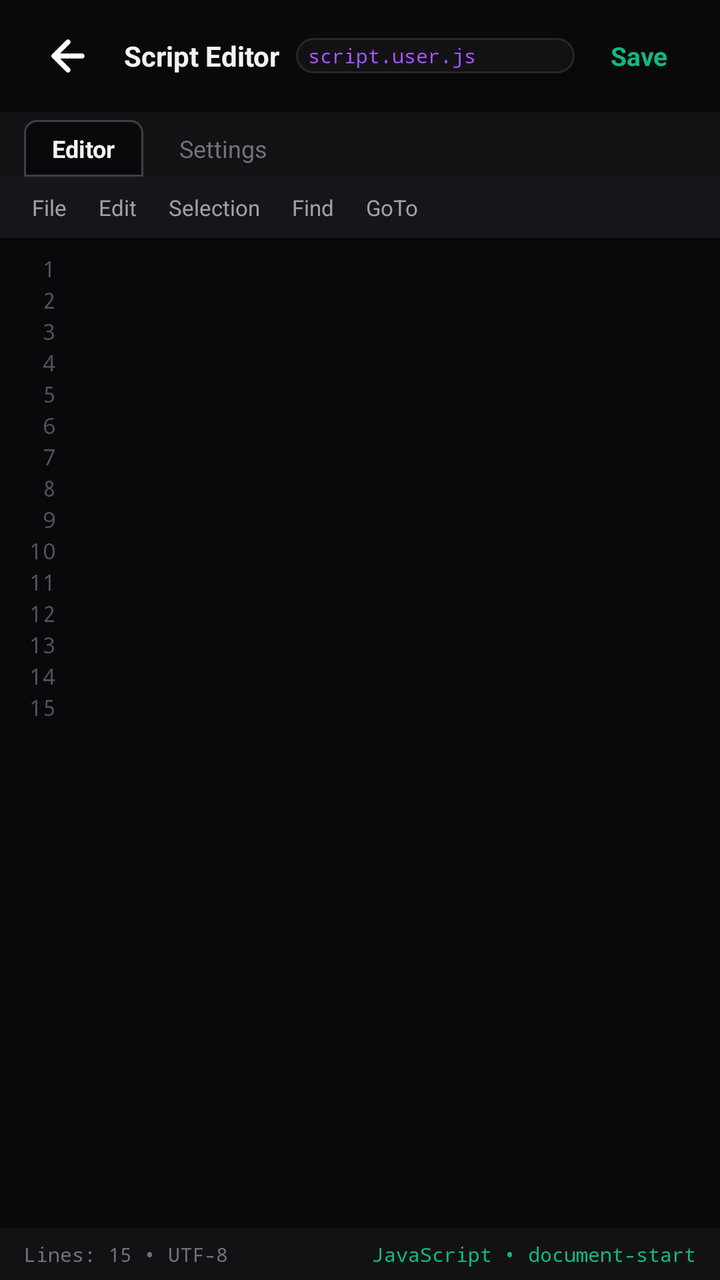
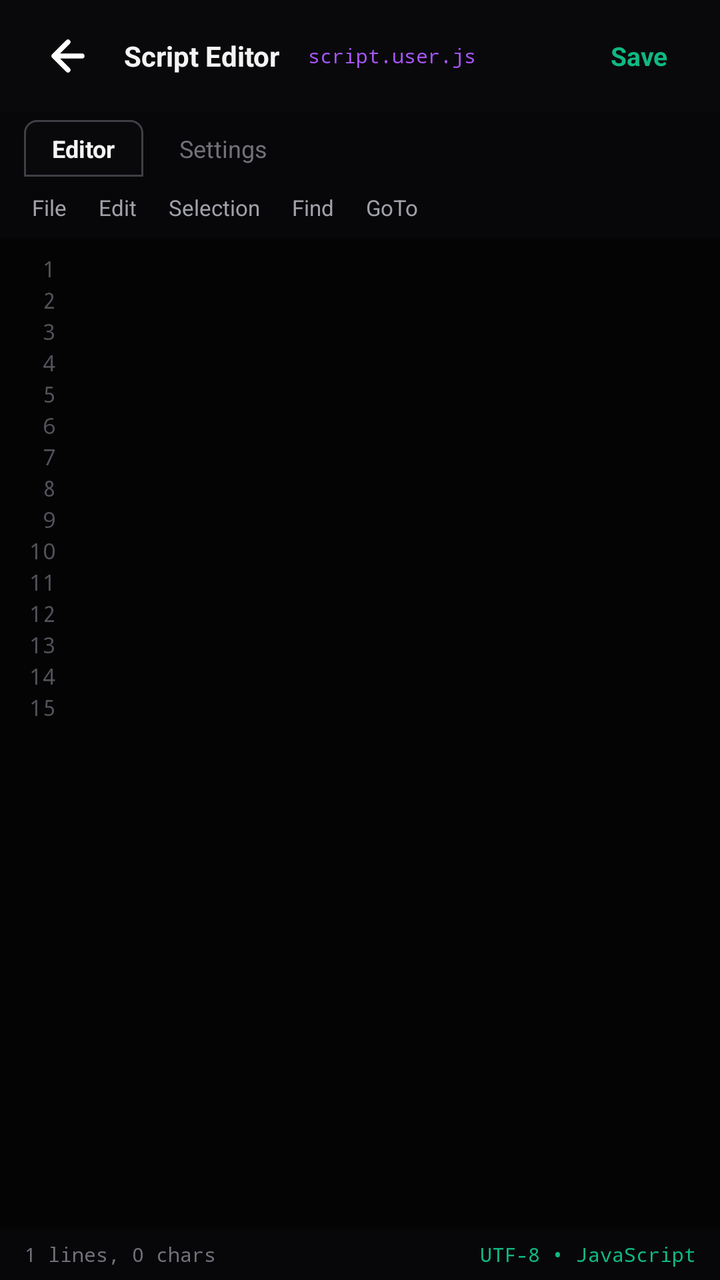

The first picture is an Android layout as it rendered before a commit; the second is the same layout after the commit. The layout source and the unified diff follow.
<!-- AndroidManifest.xml: application theme Theme.Scaffold -->
<!-- res/layout/activity_script_editor.xml -->
<?xml version="1.0" encoding="utf-8"?>
<LinearLayout xmlns:android="http://schemas.android.com/apk/res/android"
    xmlns:app="http://schemas.android.com/apk/res-auto"
    android:id="@+id/editor_root_layout"
    android:layout_width="match_parent"
    android:layout_height="match_parent"
    android:orientation="vertical"
    android:background="@color/bg_primary">

    
    <LinearLayout
        android:id="@+id/editor_header_layout"
        android:layout_width="match_parent"
        android:layout_height="wrap_content"
        android:orientation="horizontal"
        android:gravity="center_vertical"
        android:paddingHorizontal="16dp"
        android:paddingVertical="10dp"
        android:background="#15121215">

        <ImageButton
            android:id="@+id/editor_btn_back"
            android:layout_width="36dp"
            android:layout_height="36dp"
            android:background="?attr/selectableItemBackgroundBorderless"
            android:src="@drawable/ic_arrow_back"
            android:contentDescription="Back" />

        <TextView
            android:layout_width="wrap_content"
            android:layout_height="wrap_content"
            android:layout_marginStart="10dp"
            android:text="Script Editor"
            android:textColor="@color/text_primary"
            android:textSize="14sp"
            android:textStyle="bold" />

        <TextView
            android:id="@+id/editor_tv_badge"
            android:layout_width="0dp"
            android:layout_height="wrap_content"
            android:layout_weight="1"
            android:layout_marginStart="8dp"
            android:layout_marginEnd="8dp"
            android:text="script.user.js"
            android:textColor="@color/accent_purple_bright"
            android:textSize="10sp"
            android:fontFamily="monospace"
            android:maxLines="1"
            android:ellipsize="middle"
            android:paddingHorizontal="6dp"
            android:paddingVertical="2dp"
            android:background="@drawable/bg_card" />

        <TextView
            android:id="@+id/editor_btn_save"
            android:layout_width="wrap_content"
            android:layout_height="wrap_content"
            android:text="Save"
            android:textColor="@color/accent_emerald"
            android:textSize="13sp"
            android:textStyle="bold"
            android:paddingHorizontal="10dp"
            android:paddingVertical="4dp" />
    </LinearLayout>

    
    <LinearLayout
        android:id="@+id/editor_tabs_container"
        android:layout_width="match_parent"
        android:layout_height="wrap_content"
        android:orientation="horizontal"
        android:paddingHorizontal="12dp"
        android:paddingTop="4dp"
        android:background="#121215">

        <TextView
            android:id="@+id/editor_tab_code"
            android:layout_width="wrap_content"
            android:layout_height="wrap_content"
            android:text="Editor"
            android:textColor="@color/text_primary"
            android:textSize="12sp"
            android:textStyle="bold"
            android:paddingHorizontal="14dp"
            android:paddingVertical="6dp"
            android:background="@drawable/bg_subtab_active" />

        <TextView
            android:id="@+id/editor_tab_settings"
            android:layout_width="wrap_content"
            android:layout_height="wrap_content"
            android:layout_marginStart="4dp"
            android:text="Settings"
            android:textColor="@color/text_muted"
            android:textSize="12sp"
            android:paddingHorizontal="14dp"
            android:paddingVertical="6dp"
            android:background="@drawable/bg_subtab_inactive" />
    </LinearLayout>

    
    <LinearLayout
        android:id="@+id/editor_view_code"
        android:layout_width="match_parent"
        android:layout_height="0dp"
        android:layout_weight="1"
        android:orientation="vertical">

        
        <HorizontalScrollView
            android:layout_width="match_parent"
            android:layout_height="wrap_content"
            android:scrollbars="none"
            android:background="#16161A"
            android:paddingHorizontal="8dp"
            android:paddingVertical="4dp">

            <LinearLayout
                android:layout_width="wrap_content"
                android:layout_height="wrap_content"
                android:orientation="horizontal">

                <TextView
                    android:id="@+id/menu_btn_file"
                    android:layout_width="wrap_content"
                    android:layout_height="wrap_content"
                    android:text="File"
                    android:textColor="@color/text_secondary"
                    android:textSize="11sp"
                    android:paddingHorizontal="8dp"
                    android:paddingVertical="4dp" />

                <TextView
                    android:id="@+id/menu_btn_edit"
                    android:layout_width="wrap_content"
                    android:layout_height="wrap_content"
                    android:text="Edit"
                    android:textColor="@color/text_secondary"
                    android:textSize="11sp"
                    android:paddingHorizontal="8dp"
                    android:paddingVertical="4dp" />

                <TextView
                    android:id="@+id/menu_btn_selection"
                    android:layout_width="wrap_content"
                    android:layout_height="wrap_content"
                    android:text="Selection"
                    android:textColor="@color/text_secondary"
                    android:textSize="11sp"
                    android:paddingHorizontal="8dp"
                    android:paddingVertical="4dp" />

                <TextView
                    android:id="@+id/menu_btn_find"
                    android:layout_width="wrap_content"
                    android:layout_height="wrap_content"
                    android:text="Find"
                    android:textColor="@color/text_secondary"
                    android:textSize="11sp"
                    android:paddingHorizontal="8dp"
                    android:paddingVertical="4dp" />

                <TextView
                    android:id="@+id/menu_btn_goto"
                    android:layout_width="wrap_content"
                    android:layout_height="wrap_content"
                    android:text="GoTo"
                    android:textColor="@color/text_secondary"
                    android:textSize="11sp"
                    android:paddingHorizontal="8dp"
                    android:paddingVertical="4dp" />
            </LinearLayout>
        </HorizontalScrollView>

        
        <ScrollView
            android:layout_width="match_parent"
            android:layout_height="0dp"
            android:layout_weight="1"
            android:fillViewport="true"
            android:background="#09090B">

            <LinearLayout
                android:layout_width="match_parent"
                android:layout_height="wrap_content"
                android:orientation="horizontal"
                android:paddingVertical="8dp">

                
                <TextView
                    android:id="@+id/editor_tv_line_numbers"
                    android:layout_width="36dp"
                    android:layout_height="wrap_content"
                    android:paddingEnd="8dp"
                    android:gravity="end"
                    android:text="1\n2\n3\n4\n5\n6\n7\n8\n9\n10\n11\n12\n13\n14\n15"
                    android:textColor="#52525B"
                    android:textSize="11sp"
                    android:lineSpacingExtra="2.5dp"
                    android:fontFamily="monospace" />

                
                <EditText
                    android:id="@+id/editor_et_code"
                    android:layout_width="0dp"
                    android:layout_height="wrap_content"
                    android:layout_weight="1"
                    android:background="@null"
                    android:gravity="top|start"
                    android:paddingStart="4dp"
                    android:paddingEnd="12dp"
                    android:paddingTop="0dp"
                    android:textColor="#E4E4E7"
                    android:textSize="11sp"
                    android:lineSpacingExtra="2.5dp"
                    android:fontFamily="monospace"
                    android:inputType="textMultiLine|textNoSuggestions"
                    android:scrollbars="none" />
            </LinearLayout>
        </ScrollView>

        
        <LinearLayout
            android:id="@+id/editor_bottom_bar"
            android:layout_width="match_parent"
            android:layout_height="wrap_content"
            android:orientation="horizontal"
            android:gravity="center_vertical"
            android:paddingHorizontal="12dp"
            android:paddingVertical="6dp"
            android:background="#121215">

            <TextView
                android:id="@+id/editor_tv_status_pos"
                android:layout_width="0dp"
                android:layout_height="wrap_content"
                android:layout_weight="1"
                android:text="Lines: 15 • UTF-8"
                android:textColor="@color/text_muted"
                android:textSize="10sp"
                android:fontFamily="monospace" />

            <TextView
                android:id="@+id/editor_tv_status_type"
                android:layout_width="wrap_content"
                android:layout_height="wrap_content"
                android:text="JavaScript • document-start"
                android:textColor="@color/accent_emerald"
                android:textSize="10sp"
                android:fontFamily="monospace" />
        </LinearLayout>

    </LinearLayout>

    
    <ScrollView
        android:id="@+id/editor_view_settings"
        android:layout_width="match_parent"
        android:layout_height="0dp"
        android:layout_weight="1"
        android:visibility="gone"
        android:padding="16dp">

        <LinearLayout
            android:layout_width="match_parent"
            android:layout_height="wrap_content"
            android:orientation="vertical">

            <TextView
                android:layout_width="wrap_content"
                android:layout_height="wrap_content"
                android:text="SCRIPT METADATA"
                android:textColor="@color/text_muted"
                android:textSize="10sp"
                android:textStyle="bold"
                android:letterSpacing="0.08"
                android:layout_marginBottom="8dp" />

            
            <LinearLayout
                android:layout_width="match_parent"
                android:layout_height="wrap_content"
                android:orientation="vertical"
                android:background="@drawable/bg_card"
                android:padding="12dp"
                android:layout_marginBottom="8dp">

                <TextView
                    android:layout_width="wrap_content"
                    android:layout_height="wrap_content"
                    android:text="Script Name"
                    android:textColor="@color/text_muted"
                    android:textSize="10sp" />

                <EditText
                    android:id="@+id/editor_et_script_name"
                    android:layout_width="match_parent"
                    android:layout_height="wrap_content"
                    android:background="@null"
                    android:layout_marginTop="4dp"
                    android:text="New Custom Script"
                    android:textColor="@color/text_primary"
                    android:textSize="13sp"
                    android:textStyle="bold"
                    android:singleLine="true" />
            </LinearLayout>

            
            <LinearLayout
                android:layout_width="match_parent"
                android:layout_height="wrap_content"
                android:orientation="vertical"
                android:background="@drawable/bg_card"
                android:padding="12dp"
                android:layout_marginBottom="8dp">

                <TextView
                    android:layout_width="wrap_content"
                    android:layout_height="wrap_content"
                    android:text="Match Pattern (@match)"
                    android:textColor="@color/text_muted"
                    android:textSize="10sp" />

                <EditText
                    android:id="@+id/editor_et_match_pattern"
                    android:layout_width="match_parent"
                    android:layout_height="wrap_content"
                    android:background="@null"
                    android:layout_marginTop="4dp"
                    android:text="https://*/*"
                    android:textColor="@color/accent_emerald"
                    android:textSize="12sp"
                    android:fontFamily="monospace"
                    android:singleLine="true" />
            </LinearLayout>

            
            <LinearLayout
                android:layout_width="match_parent"
                android:layout_height="wrap_content"
                android:orientation="vertical"
                android:background="@drawable/bg_card"
                android:padding="12dp"
                android:layout_marginBottom="8dp">

                <TextView
                    android:layout_width="wrap_content"
                    android:layout_height="wrap_content"
                    android:text="Execution Timing (@run-at)"
                    android:textColor="@color/text_muted"
                    android:textSize="10sp" />

                <TextView
                    android:layout_width="wrap_content"
                    android:layout_height="wrap_content"
                    android:layout_marginTop="4dp"
                    android:text="document-start (Pre-DOM Injection)"
                    android:textColor="@color/accent_purple_bright"
                    android:textSize="12sp"
                    android:fontFamily="monospace" />
            </LinearLayout>

            
            <LinearLayout
                android:layout_width="match_parent"
                android:layout_height="wrap_content"
                android:orientation="vertical"
                android:background="@drawable/bg_card"
                android:padding="12dp"
                android:layout_marginBottom="24dp">

                <TextView
                    android:layout_width="wrap_content"
                    android:layout_height="wrap_content"
                    android:text="Greasemonkey APIs (@grant)"
                    android:textColor="@color/text_muted"
                    android:textSize="10sp" />

                <TextView
                    android:layout_width="wrap_content"
                    android:layout_height="wrap_content"
                    android:layout_marginTop="4dp"
                    android:text="GM_addStyle, GM_setValue, GM_getValue, GM_log"
                    android:textColor="@color/text_secondary"
                    android:textSize="11sp"
                    android:fontFamily="monospace" />
            </LinearLayout>

            
            <Button
                android:id="@+id/editor_btn_delete_script"
                style="@style/Widget.Material3.Button.TonalButton"
                android:layout_width="match_parent"
                android:layout_height="48dp"
                android:text="Delete This Userscript"
                android:textColor="@color/accent_rose" />

        </LinearLayout>
    </ScrollView>

</LinearLayout>
<!-- resources referenced by this layout -->
<resources>
  <color name="accent_emerald">#10B981</color>
  <color name="accent_purple_bright">#A855F7</color>
  <color name="accent_rose">#F43F5E</color>
  <color name="bg_primary">#09090B</color>
  <color name="text_muted">#71717A</color>
  <color name="text_primary">#F4F4F5</color>
  <color name="text_secondary">#A1A1AA</color>
  <!-- drawable bg_card (drawable) -->
  <?xml version="1.0" encoding="utf-8"?>
  <shape xmlns:android="http://schemas.android.com/apk/res/android"
      android:shape="rectangle">
      <solid android:color="@color/bg_surface" />
      <stroke
          android:width="1dp"
          android:color="@color/border_primary" />
      <corners android:radius="10dp" />
  </shape>
  <!-- drawable bg_subtab_active (drawable) -->
  <?xml version="1.0" encoding="utf-8"?>
  <shape xmlns:android="http://schemas.android.com/apk/res/android"
      android:shape="rectangle">
      <solid android:color="@color/bg_primary" />
      <stroke
          android:width="1dp"
          android:color="#3F3F46" />
      <corners
          android:topLeftRadius="6dp"
          android:topRightRadius="6dp"
          android:bottomLeftRadius="0dp"
          android:bottomRightRadius="0dp" />
  </shape>
  <!-- drawable bg_subtab_inactive (drawable) -->
  <?xml version="1.0" encoding="utf-8"?>
  <shape xmlns:android="http://schemas.android.com/apk/res/android"
      android:shape="rectangle">
      <solid android:color="@android:color/transparent" />
  </shape>
  <!-- drawable ic_arrow_back (drawable) -->
  <vector xmlns:android="http://schemas.android.com/apk/res/android"
      android:width="24dp"
      android:height="24dp"
      android:viewportWidth="24"
      android:viewportHeight="24">
      <path
          android:strokeColor="#FFFFFF"
          android:strokeWidth="2.5"
          android:strokeLineCap="round"
          android:strokeLineJoin="round"
          android:pathData="M19,12 L5,12 M12,19 L5,12 L12,5" />
  </vector>
  <style name="Theme.Scaffold" parent="Theme.Material3.Dark.NoActionBar">
          
          <item name="android:windowBackground">@color/bg_primary</item>
          <item name="android:statusBarColor">@color/bg_primary</item>
          <item name="android:navigationBarColor">@color/bg_primary</item>
          <item name="android:windowLightStatusBar">false</item>
          <item name="android:windowLightNavigationBar">false</item>
  
          
          <item name="colorPrimary">@color/accent_emerald</item>
          <item name="colorOnPrimary">@color/text_on_accent</item>
          <item name="colorSurface">@color/bg_surface</item>
          <item name="colorOnSurface">@color/text_primary</item>
          <item name="colorOutline">@color/border_primary</item>
      </style>
  <color name="bg_surface">#121215</color>
  <color name="border_primary">#27272A</color>
  <color name="text_on_accent">#000000</color>
</resources>

<!-- the commit's change to res/layout/activity_script_editor.xml (unified diff, before → after) -->
@@ -49,8 +49,7 @@
             android:maxLines="1"
             android:ellipsize="middle"
             android:paddingHorizontal="6dp"
-            android:paddingVertical="2dp"
-            android:background="@drawable/bg_card" />
+            android:paddingVertical="2dp" />
 
         <TextView
             android:id="@+id/editor_btn_save"
@@ -72,7 +71,7 @@
         android:orientation="horizontal"
         android:paddingHorizontal="12dp"
         android:paddingTop="4dp"
-        android:background="#121215">
+        android:background="#33000000">
 
         <TextView
             android:id="@+id/editor_tab_code"
@@ -112,7 +111,7 @@
             android:layout_width="match_parent"
             android:layout_height="wrap_content"
             android:scrollbars="none"
-            android:background="#16161A"
+            android:background="#33000000"
             android:paddingHorizontal="8dp"
             android:paddingVertical="4dp">
 
@@ -179,7 +178,7 @@
             android:layout_height="0dp"
             android:layout_weight="1"
             android:fillViewport="true"
-            android:background="#09090B">
+            android:background="#99000000">
 
             <LinearLayout
                 android:layout_width="match_parent"
@@ -198,25 +197,37 @@
                     android:textColor="#52525B"
                     android:textSize="11sp"
                     android:lineSpacingExtra="2.5dp"
-                    android:fontFamily="monospace" />
+                    android:fontFamily="monospace"
+                    android:includeFontPadding="true" />
 
                 
-                <EditText
-                    android:id="@+id/editor_et_code"
+                <HorizontalScrollView
                     android:layout_width="0dp"
                     android:layout_height="wrap_content"
                     android:layout_weight="1"
-                    android:background="@null"
-                    android:gravity="top|start"
-                    android:paddingStart="4dp"
-                    android:paddingEnd="12dp"
-                    android:paddingTop="0dp"
-                    android:textColor="#E4E4E7"
-                    android:textSize="11sp"
-                    android:lineSpacingExtra="2.5dp"
-                    android:fontFamily="monospace"
-                    android:inputType="textMultiLine|textNoSuggestions"
-                    android:scrollbars="none" />
+                    android:fillViewport="true"
+                    android:scrollbars="none">
+
+                    <EditText
+                        android:id="@+id/editor_et_code"
+                        android:layout_width="wrap_content"
+                        android:layout_height="wrap_content"
+                        android:minWidth="400dp"
+                        android:background="@null"
+                        android:gravity="top|start"
+                        android:paddingStart="4dp"
+                        android:paddingEnd="12dp"
+                        android:paddingTop="0dp"
+                        android:paddingBottom="0dp"
+                        android:textColor="#E4E4E7"
+                        android:textSize="11sp"
+                        android:lineSpacingExtra="2.5dp"
+                        android:fontFamily="monospace"
+                        android:inputType="textMultiLine|textNoSuggestions"
+                        android:importantForAutofill="no"
+                        android:scrollHorizontally="true"
+                        android:scrollbars="none" />
+                </HorizontalScrollView>
             </LinearLayout>
         </ScrollView>
 
@@ -229,14 +240,14 @@
             android:gravity="center_vertical"
             android:paddingHorizontal="12dp"
             android:paddingVertical="6dp"
-            android:background="#121215">
+            android:background="#33000000">
 
             <TextView
                 android:id="@+id/editor_tv_status_pos"
                 android:layout_width="0dp"
                 android:layout_height="wrap_content"
                 android:layout_weight="1"
-                android:text="Lines: 15 • UTF-8"
+                android:text="1 lines, 0 chars"
                 android:textColor="@color/text_muted"
                 android:textSize="10sp"
                 android:fontFamily="monospace" />
@@ -245,7 +256,7 @@
                 android:id="@+id/editor_tv_status_type"
                 android:layout_width="wrap_content"
                 android:layout_height="wrap_content"
-                android:text="JavaScript • document-start"
+                android:text="UTF-8 • JavaScript"
                 android:textColor="@color/accent_emerald"
                 android:textSize="10sp"
                 android:fontFamily="monospace" />
@@ -306,7 +317,6 @@
                     android:singleLine="true" />
             </LinearLayout>
 
-            
             <LinearLayout
                 android:layout_width="match_parent"
                 android:layout_height="wrap_content"
@@ -318,7 +328,63 @@
                 <TextView
                     android:layout_width="wrap_content"
                     android:layout_height="wrap_content"
-                    android:text="Match Pattern (@match)"
+                    android:text="Version (@version)"
+                    android:textColor="@color/text_muted"
+                    android:textSize="10sp" />
+
+                <EditText
+                    android:id="@+id/editor_et_version"
+                    android:layout_width="match_parent"
+                    android:layout_height="wrap_content"
+                    android:background="@null"
+                    android:layout_marginTop="4dp"
+                    android:importantForAutofill="no"
+                    android:inputType="text"
+                    android:textColor="@color/text_primary"
+                    android:textSize="12sp"
+                    android:fontFamily="monospace"
+                    android:singleLine="true" />
+            </LinearLayout>
+
+            <LinearLayout
+                android:layout_width="match_parent"
+                android:layout_height="wrap_content"
+                android:orientation="vertical"
+                android:background="@drawable/bg_card"
+                android:padding="12dp"
+                android:layout_marginBottom="8dp">
+
+                <TextView
+                    android:layout_width="wrap_content"
+                    android:layout_height="wrap_content"
+                    android:text="Description (@description)"
+                    android:textColor="@color/text_muted"
+                    android:textSize="10sp" />
+
+                <EditText
+                    android:id="@+id/editor_et_description"
+                    android:layout_width="match_parent"
+                    android:layout_height="wrap_content"
+                    android:background="@null"
+                    android:layout_marginTop="4dp"
+                    android:importantForAutofill="no"
+                    android:inputType="text"
+                    android:textColor="@color/text_primary"
+                    android:textSize="12sp" />
+            </LinearLayout>
+
+            <LinearLayout
+                android:layout_width="match_parent"
+                android:layout_height="wrap_content"
+                android:orientation="vertical"
+                android:background="@drawable/bg_card"
+                android:padding="12dp"
+                android:layout_marginBottom="8dp">
+
+                <TextView
+                    android:layout_width="wrap_content"
+                    android:layout_height="wrap_content"
+                    android:text="Target Match Patterns (@match, one per line)"
                     android:textColor="@color/text_muted"
                     android:textSize="10sp" />
 
@@ -328,14 +394,13 @@
                     android:layout_height="wrap_content"
                     android:background="@null"
                     android:layout_marginTop="4dp"
-                    android:text="https://*/*"
+                    android:importantForAutofill="no"
+                    android:inputType="textMultiLine|textNoSuggestions"
                     android:textColor="@color/accent_emerald"
                     android:textSize="12sp"
-                    android:fontFamily="monospace"
-                    android:singleLine="true" />
-            </LinearLayout>
-
-            
+                    android:fontFamily="monospace" />
+            </LinearLayout>
+
             <LinearLayout
                 android:layout_width="match_parent"
                 android:layout_height="wrap_content"
@@ -347,45 +412,42 @@
                 <TextView
                     android:layout_width="wrap_content"
                     android:layout_height="wrap_content"
-                    android:text="Execution Timing (@run-at)"
+                    android:text="Run At (@run-at). Tap to change"
                     android:textColor="@color/text_muted"
                     android:textSize="10sp" />
 
                 <TextView
-                    android:layout_width="wrap_content"
+                    android:id="@+id/editor_tv_run_at"
+                    android:layout_width="match_parent"
                     android:layout_height="wrap_content"
                     android:layout_marginTop="4dp"
-                    android:text="document-start (Pre-DOM Injection)"
+                    android:paddingVertical="4dp"
                     android:textColor="@color/accent_purple_bright"
                     android:textSize="12sp"
-                    android:fontFamily="monospace" />
-            </LinearLayout>
-
-            
-            <LinearLayout
-                android:layout_width="match_parent"
-                android:layout_height="wrap_content"
-                android:orientation="vertical"
-                android:background="@drawable/bg_card"
-                android:padding="12dp"
-                android:layout_marginBottom="24dp">
-
-                <TextView
-                    android:layout_width="wrap_content"
-                    android:layout_height="wrap_content"
-                    android:text="Greasemonkey APIs (@grant)"
-                    android:textColor="@color/text_muted"
-                    android:textSize="10sp" />
-
-                <TextView
-                    android:layout_width="wrap_content"
-                    android:layout_height="wrap_content"
-                    android:layout_marginTop="4dp"
-                    android:text="GM_addStyle, GM_setValue, GM_getValue, GM_log"
-                    android:textColor="@color/text_secondary"
-                    android:textSize="11sp"
-                    android:fontFamily="monospace" />
-            </LinearLayout>
+                    android:fontFamily="monospace"
+                    android:clickable="true"
+                    android:focusable="true" />
+            </LinearLayout>
+
+            <TextView
+                android:layout_width="wrap_content"
+                android:layout_height="wrap_content"
+                android:layout_marginTop="12dp"
+                android:layout_marginBottom="8dp"
+                android:text="PERMISSIONS &amp; GRANTS"
+                android:textColor="@color/text_muted"
+                android:textSize="10sp"
+                android:textStyle="bold"
+                android:letterSpacing="0.08" />
+
+            <LinearLayout
+                android:id="@+id/editor_group_grants"
+                android:layout_width="match_parent"
+                android:layout_height="wrap_content"
+                android:orientation="vertical"
+                android:background="@drawable/bg_card"
+                android:padding="8dp"
+                android:layout_marginBottom="24dp" />
 
             
             <Button
<!-- resource entries referenced after the edit -->
@@ -11,10 +11,10 @@
   <?xml version="1.0" encoding="utf-8"?>
   <shape xmlns:android="http://schemas.android.com/apk/res/android"
       android:shape="rectangle">
-      <solid android:color="@color/bg_surface" />
+      <solid android:color="#14FFFFFF" />
       <stroke
           android:width="1dp"
-          android:color="@color/border_primary" />
+          android:color="#24FFFFFF" />
       <corners android:radius="10dp" />
   </shape>
   <!-- drawable bg_subtab_active (drawable) -->
@@ -64,9 +64,36 @@
           <item name="colorSurface">@color/bg_surface</item>
           <item name="colorOnSurface">@color/text_primary</item>
           <item name="colorOutline">@color/border_primary</item>
+          <item name="alertDialogTheme">@style/ThemeOverlay.Scaffold.AlertDialog</item>
       </style>
   <color name="bg_surface">#121215</color>
   <color name="border_primary">#27272A</color>
+  <style name="ThemeOverlay.Scaffold.AlertDialog" parent="ThemeOverlay.AppCompat.Dialog.Alert">
+          <item name="android:windowBackground">@drawable/bg_dialog_glass</item>
+          <item name="colorAccent">@color/accent_emerald</item>
+          <item name="colorPrimary">@color/accent_emerald</item>
+          <item name="android:textColorPrimary">@color/text_primary</item>
+          <item name="android:textColorSecondary">@color/text_secondary</item>
+          <item name="android:backgroundDimAmount">0.5</item>
+      </style>
+  <!-- drawable bg_dialog_glass (drawable) -->
+  <?xml version="1.0" encoding="utf-8"?>
+  <inset xmlns:android="http://schemas.android.com/apk/res/android"
+      android:insetLeft="20dp"
+      android:insetRight="20dp"
+      android:insetTop="24dp"
+      android:insetBottom="24dp">
+      <shape android:shape="rectangle">
+          <gradient
+              android:angle="315"
+              android:startColor="#F2211A36"
+              android:endColor="#F212101C" />
+          <corners android:radius="20dp" />
+          <stroke
+              android:width="1dp"
+              android:color="#33FFFFFF" />
+      </shape>
+  </inset>
   <color name="text_on_accent">#000000</color>
 </resources>
 
